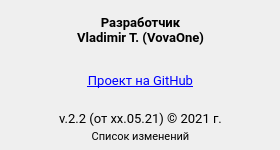
VovaOneReal/OrthoepicTrainer, file ui/About.ui: the form before one commit.
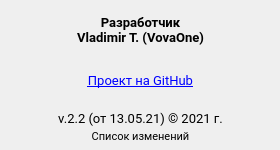
The form after the commit. Icons and pictures are not drawn.

Diff of the .ui file:
```diff
--- a/ui/About.ui
+++ b/ui/About.ui
@@ -90,7 +90,7 @@
     </font>
    </property>
    <property name="text">
-    <string>v.2.2 (от xx.05.21) © 2021 г.</string>
+    <string>v.2.2 (от 13.05.21) © 2021 г.</string>
    </property>
    <property name="alignment">
     <set>Qt::AlignCenter</set>
```
